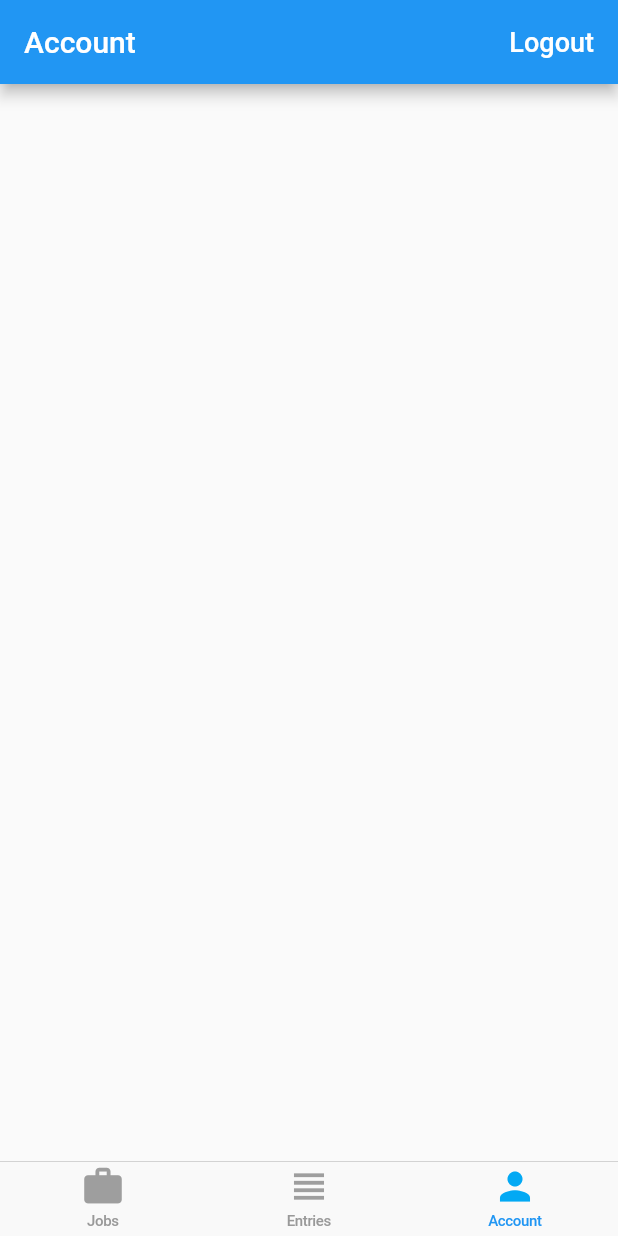
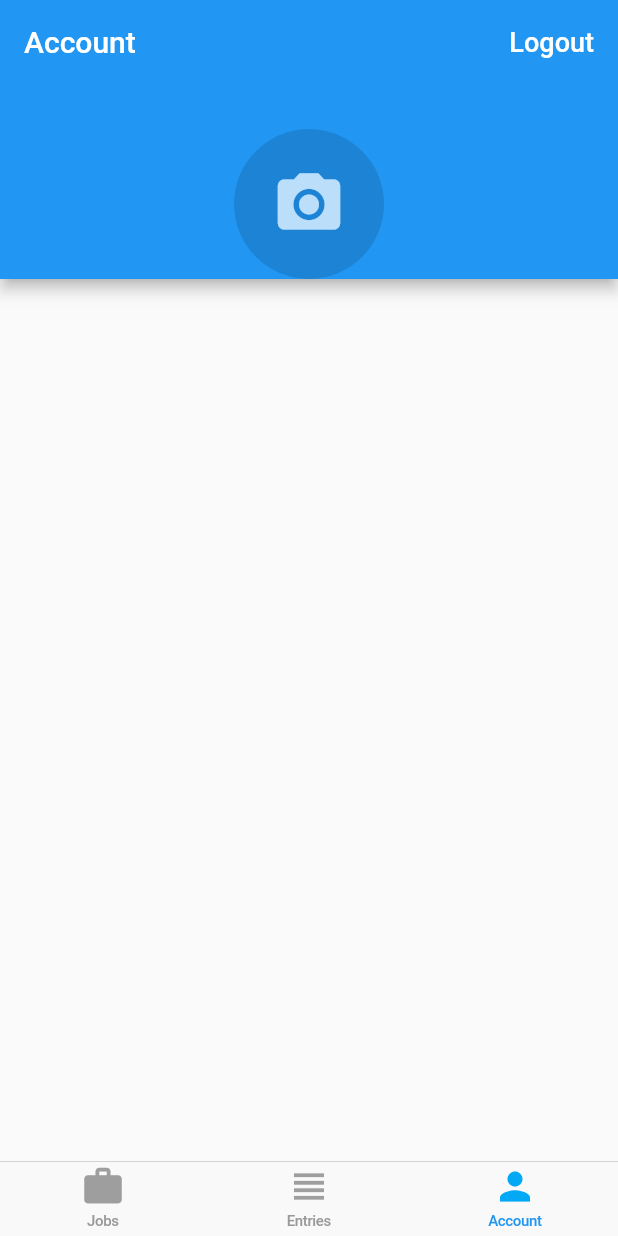
Before and after one commit to kareemelbayaa/time_tracker_flutter_course, a Flutter app: the screen it shows once a user with an empty profile is signed in, item 3 of the bottom bar chosen, on a phone screen of 412 x 824 dp. Run offline on Flutter 3.47's test engine with Material 2 defaults, Android fonts, the light colour scheme and no system bars; our stand-ins replace cloud_firestore, firebase_auth, firebase_core, google_sign_in, rxdart; missing offline and left inert: dart:ffi, flutter_login_facebook; accounts and stored records are empty.

Commit message:
added circular avatar to the account_page.dart

```diff
--- a/lib/app/home/account/account_page.dart
+++ b/lib/app/home/account/account_page.dart
@@ -1,17 +1,24 @@
+import 'package:firebase_auth/firebase_auth.dart';
 import 'package:flutter/material.dart';
 import 'package:provider/provider.dart';
+import 'package:time_tracker_flutter_course/common_widgets/avatar.dart';
 import 'package:time_tracker_flutter_course/common_widgets/show_alert_dialog.dart';
 import 'package:time_tracker_flutter_course/services/auth.dart';
 
 class AccountPage extends StatelessWidget {
   @override
   Widget build(BuildContext context) {
+    final auth = Provider.of<AuthBase>(context,listen: false);
     return Scaffold(
       appBar: AppBar(
         title: Text('Account'),
         actions: [
           FlatButton(onPressed: ()=>_confirmSignOut(context), child: Text('Logout',style: TextStyle(fontSize: 18.0,color: Colors.white),))
         ],
+        bottom: PreferredSize(
+          preferredSize: Size.fromHeight(130),
+          child: _buildUserInfo(auth.currentUser),
+        ),
       ),
     );
   }
@@ -34,4 +41,11 @@ class AccountPage extends StatelessWidget {
       _signout(context);
     }
   }
+
+  Widget _buildUserInfo(User currentUser) {
+    return Avatar(
+      photoUrl: currentUser.photoURL,
+      radius: 50,
+    );
+  }
 }
--- /dev/null
+++ b/lib/common_widgets/avatar.dart
@@ -0,0 +1,17 @@
+import 'package:flutter/material.dart';
+
+class Avatar extends StatelessWidget {
+  const Avatar({Key key, this.photoUrl, this.radius}) : super(key: key);
+
+  final String photoUrl;
+  final double radius;
+
+  @override
+  Widget build(BuildContext context) {
+    return CircleAvatar(
+        radius: radius,
+        backgroundColor: Colors.black12,
+        backgroundImage: photoUrl != null ? NetworkImage(photoUrl) : null,
+        child: photoUrl == null ? Icon(Icons.camera_alt, size: radius) : null);
+  }
+}
```
